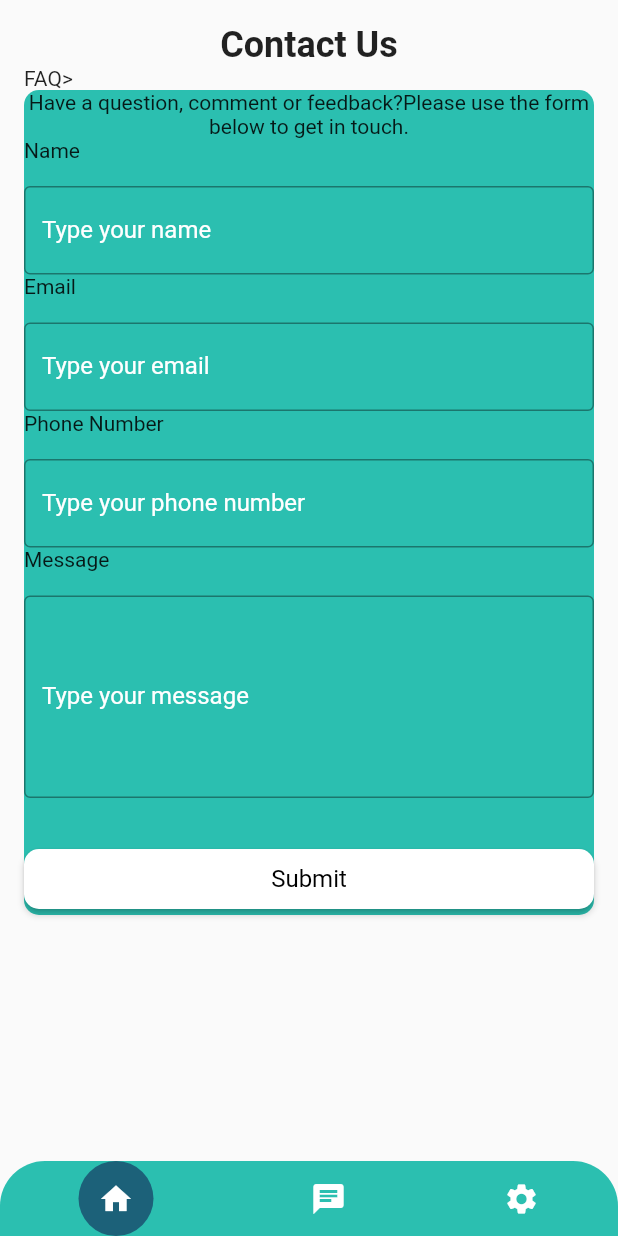
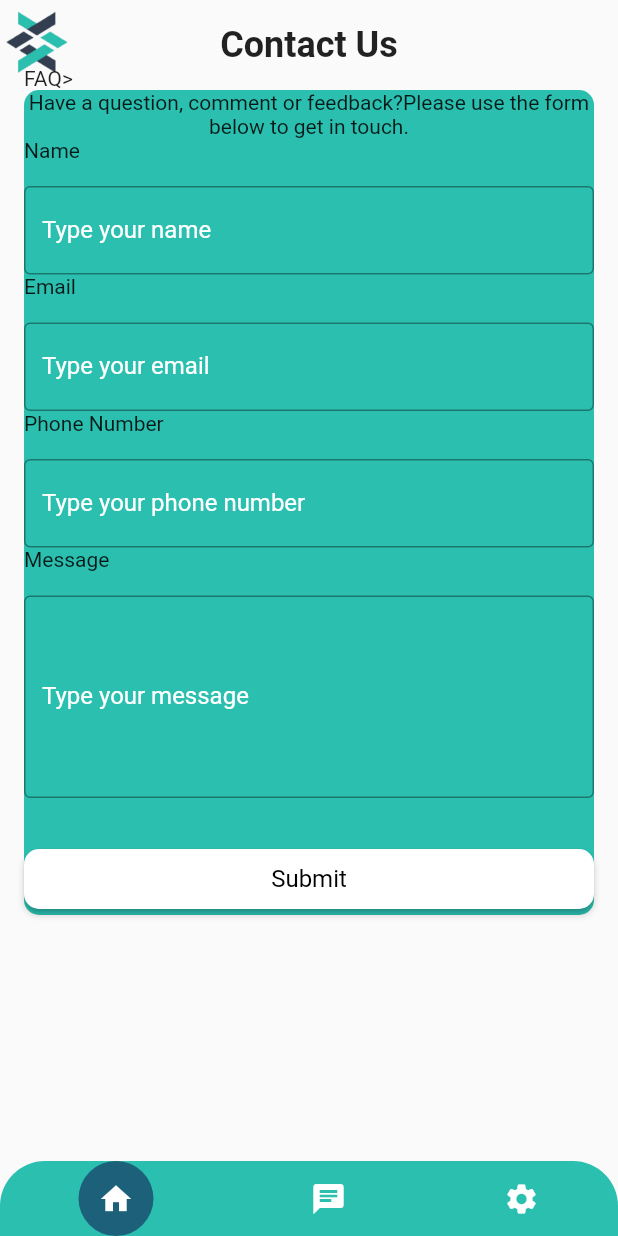
Before and after one commit to 1oy1/purecode, a Flutter app: the screen it shows after launch, on a phone screen of 412 x 824 dp. Run offline on Flutter 3.47's test engine with Material 2 defaults, Android fonts, the phone set to English and light mode, and no system bars.

Commit message:
contact us page

```diff
--- a/lib/contact.dart
+++ b/lib/contact.dart
@@ -38,10 +38,23 @@ class _ContactUsPageState extends State<ContactUsPage> {
   @override
   Widget build(BuildContext context) {
   return Scaffold(
-      body: Padding(
+      body:  Stack(
+      children: [
+        Positioned(
+          top: 0,
+          left: 0,
+          child: Image.asset(
+            'assets/pure.png',
+            width: 50,
+            height: 50,
+          ),
+        ),
+
+      Padding(
         padding: EdgeInsets.all(16.0),
         child: Form(
           key: _formKey,
+
           child: Column(
             crossAxisAlignment: CrossAxisAlignment.stretch,
             children: [
@@ -166,7 +179,7 @@ child: Text('Submit'),
                     // Rest of the code...
 
                 ),
-              ),
+              ),]),
            bottomNavigationBar: ClipRRect(
         borderRadius: BorderRadius.vertical(top: Radius.circular(30)),
         child: Container(
```
